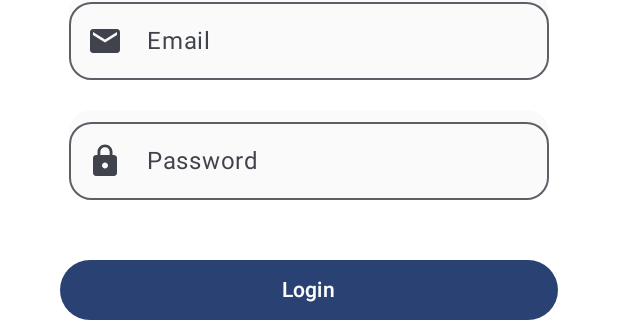
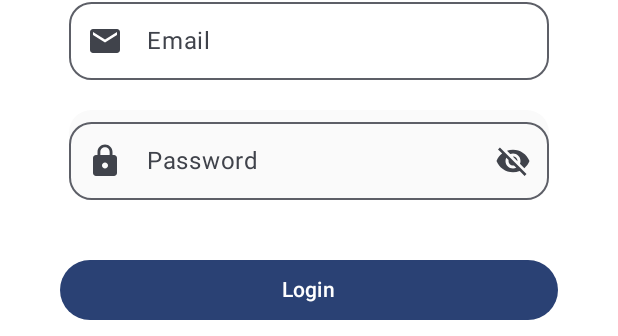
Before and after one commit to CH2-PS324/palomade_compose, an Android app built with Jetpack Compose: the @Preview function LoginScreenPreview, on a phone screen of 412 x 824 dp. Shown: the part 539-875 px from the top of the screen. Run offline under Robolectric (Android 15) with nearby library versions, the phone set to English and light mode, and no system bars.

Commit message:
fix ui login

```diff
--- a/app/src/main/java/com/example/palomadeapps/ui/screen/auth/login/LoginScreen.kt
+++ b/app/src/main/java/com/example/palomadeapps/ui/screen/auth/login/LoginScreen.kt
@@ -25,6 +25,7 @@
 import androidx.compose.material3.Button
 import androidx.compose.material3.ExperimentalMaterial3Api
 import androidx.compose.material3.Icon
+import androidx.compose.material3.IconButton
 import androidx.compose.material3.OutlinedTextField
 import androidx.compose.material3.Text
 import androidx.compose.runtime.Composable
@@ -50,11 +51,14 @@
 import com.example.palomadeapps.ui.components.TxtItem
 import com.example.palomadeapps.ui.theme.PalomadeAppsTheme
 import androidx.compose.ui.graphics.Color
+import androidx.compose.ui.graphics.painter.Painter
 import androidx.compose.ui.graphics.vector.ImageVector
 import androidx.compose.ui.res.painterResource
 import androidx.compose.ui.res.vectorResource
 import androidx.compose.ui.text.SpanStyle
 import androidx.compose.ui.text.buildAnnotatedString
+import androidx.compose.ui.text.input.PasswordVisualTransformation
+import androidx.compose.ui.text.input.VisualTransformation
 import androidx.compose.ui.text.style.TextDecoration
 import androidx.compose.ui.text.withStyle
 
@@ -117,7 +121,6 @@
             horizontalAlignment = Alignment.CenterHorizontally,
             ){
 
-
             Row(
                 modifier = Modifier
                     .fillMaxWidth(1f)
@@ -145,8 +148,7 @@
 
             Row (
                 modifier = Modifier
-                    .fillMaxWidth(1f)
-                    .padding(),
+                    .fillMaxWidth(1f),
                     horizontalArrangement = Arrangement.Center
             ){
                 OutlinedTextField(
@@ -167,10 +169,7 @@
                     shape = RoundedCornerShape(size = 15.dp),
                     modifier = Modifier
                         .padding(top = 20.dp)
-                        .background(
-                            color = colorResource(id = R.color.white),
-                            shape = RoundedCornerShape(15.dp)
-                        )
+
                         .height(60.dp)
                         .width(320.dp)
                         .focusRequester(focusRequester)
@@ -209,7 +208,33 @@
                             contentDescription = "Password Icon"
                         )
                     },
+                    visualTransformation = if (showPassword) {
 
+                        VisualTransformation.None
+
+                    } else {
+
+                        PasswordVisualTransformation()
+
+                    },
+                    trailingIcon = {
+                        if (showPassword) {
+                            IconButton(onClick = { showPassword = false }) {
+                                Icon(
+                                    painterResource(id = R.drawable.ic_visibility),
+                                    contentDescription = "hide_password"
+                                )
+                            }
+                        } else {
+                            IconButton(
+                                onClick = { showPassword = true }) {
+                                Icon(
+                                    painterResource(id = R.drawable.ic_visibility_off),
+                                    contentDescription = "hide_password"
+                                )
+                            }
+                        }
+                    },
                     label = {
                         Text(
                             text = "Password"
--- /dev/null
+++ b/app/src/main/res/drawable/ic_visibility.xml
@@ -0,0 +1,5 @@
+<vector android:height="24dp" android:tint="#000000"
+    android:viewportHeight="24" android:viewportWidth="24"
+    android:width="24dp" xmlns:android="http://schemas.android.com/apk/res/android">
+    <path android:fillColor="@android:color/white" android:pathData="M12,4.5C7,4.5 2.73,7.61 1,12c1.73,4.39 6,7.5 11,7.5s9.27,-3.11 11,-7.5c-1.73,-4.39 -6,-7.5 -11,-7.5zM12,17c-2.76,0 -5,-2.24 -5,-5s2.24,-5 5,-5 5,2.24 5,5 -2.24,5 -5,5zM12,9c-1.66,0 -3,1.34 -3,3s1.34,3 3,3 3,-1.34 3,-3 -1.34,-3 -3,-3z"/>
+</vector>
--- /dev/null
+++ b/app/src/main/res/drawable/ic_visibility_off.xml
@@ -0,0 +1,5 @@
+<vector android:height="24dp" android:tint="#000000"
+    android:viewportHeight="24" android:viewportWidth="24"
+    android:width="24dp" xmlns:android="http://schemas.android.com/apk/res/android">
+    <path android:fillColor="@android:color/white" android:pathData="M12,7c2.76,0 5,2.24 5,5 0,0.65 -0.13,1.26 -0.36,1.83l2.92,2.92c1.51,-1.26 2.7,-2.89 3.43,-4.75 -1.73,-4.39 -6,-7.5 -11,-7.5 -1.4,0 -2.74,0.25 -3.98,0.7l2.16,2.16C10.74,7.13 11.35,7 12,7zM2,4.27l2.28,2.28 0.46,0.46C3.08,8.3 1.78,10.02 1,12c1.73,4.39 6,7.5 11,7.5 1.55,0 3.03,-0.3 4.38,-0.84l0.42,0.42L19.73,22 21,20.73 3.27,3 2,4.27zM7.53,9.8l1.55,1.55c-0.05,0.21 -0.08,0.43 -0.08,0.65 0,1.66 1.34,3 3,3 0.22,0 0.44,-0.03 0.65,-0.08l1.55,1.55c-0.67,0.33 -1.41,0.53 -2.2,0.53 -2.76,0 -5,-2.24 -5,-5 0,-0.79 0.2,-1.53 0.53,-2.2zM11.84,9.02l3.15,3.15 0.02,-0.16c0,-1.66 -1.34,-3 -3,-3l-0.17,0.01z"/>
+</vector>
```
Also changed, not shown: app/src/main/java/com/example/palomadeapps/ui/screen/auth/register/RegisterScreen.kt (+18 -0 lines).
